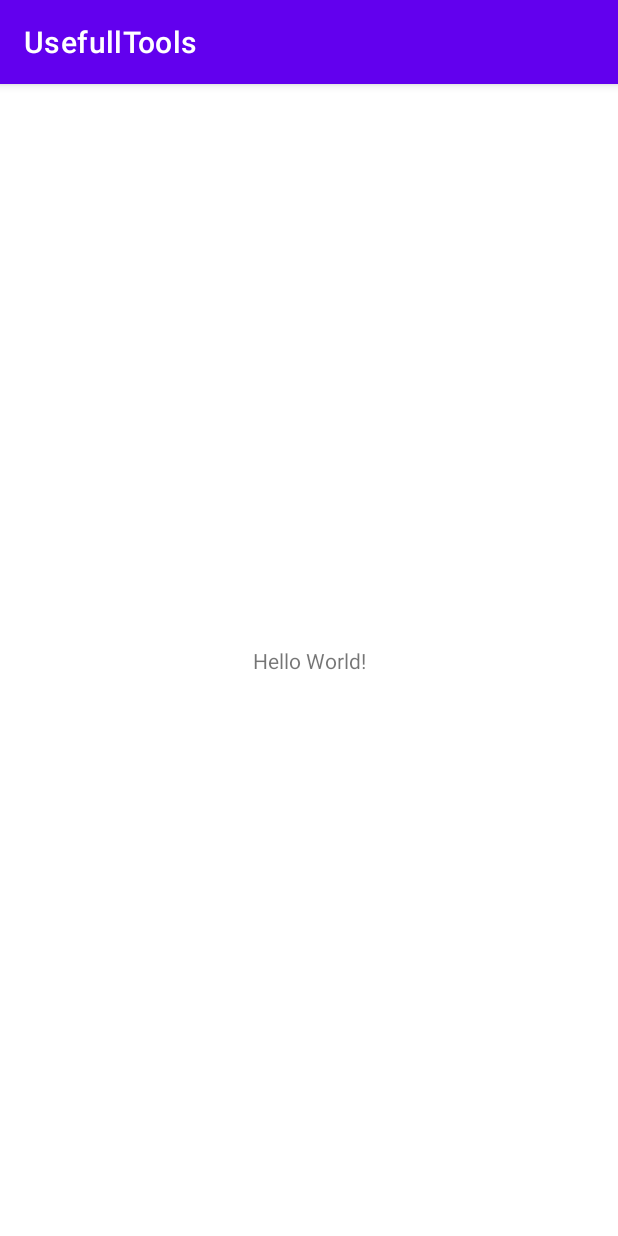
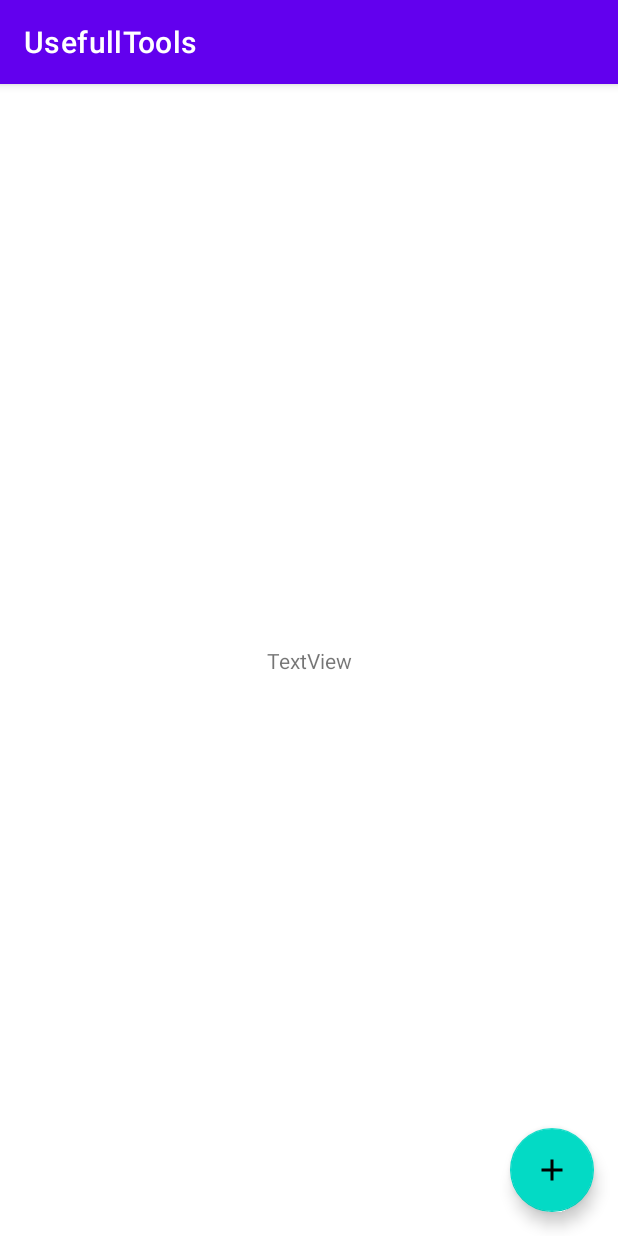
Before and after one commit to KhalidMuvahid/AndroidLessonsByJava, an Android app: the screen it shows after launch (MainActivity), on a phone screen of 412 x 824 dp. Run offline under Robolectric (Android 15) with nearby library versions, the phone set to English and light mode, and no system bars.

Commit message:
Learned FusedLocation getLastLocation

```diff
--- a/UsefullTools/app/build.gradle
+++ b/UsefullTools/app/build.gradle
@@ -36,4 +36,6 @@ dependencies {
     testImplementation 'junit:junit:4.13.2'
     androidTestImplementation 'androidx.test.ext:junit:1.1.4'
     androidTestImplementation 'androidx.test.espresso:espresso-core:3.5.0'
+    implementation 'com.google.android.gms:play-services-location:17.0.0'
+
 }
--- a/UsefullTools/app/src/main/AndroidManifest.xml
+++ b/UsefullTools/app/src/main/AndroidManifest.xml
@@ -1,6 +1,9 @@
 <?xml version="1.0" encoding="utf-8"?>
 <manifest xmlns:android="http://schemas.android.com/apk/res/android"
     xmlns:tools="http://schemas.android.com/tools">
+
+    <uses-permission android:name="android.permission.ACCESS_COARSE_LOCATION"/>
+    <uses-permission android:name="android.permission.ACCESS_FINE_LOCATION"/>
 
     <application
         android:allowBackup="true"
--- a/UsefullTools/app/src/main/java/com/example/usefulltools/MainActivity.java
+++ b/UsefullTools/app/src/main/java/com/example/usefulltools/MainActivity.java
@@ -1,14 +1,80 @@
 package com.example.usefulltools;
 
+import androidx.annotation.NonNull;
 import androidx.appcompat.app.AppCompatActivity;
+import androidx.core.app.ActivityCompat;
+import androidx.core.content.ContextCompat;
 
+import android.Manifest;
+import android.content.pm.PackageManager;
+import android.location.Location;
 import android.os.Bundle;
+import android.view.View;
+import android.widget.TextView;
+import android.widget.Toast;
+
+import com.google.android.gms.location.FusedLocationProviderClient;
+import com.google.android.gms.location.LocationServices;
+import com.google.android.gms.tasks.OnSuccessListener;
+import com.google.android.material.floatingactionbutton.FloatingActionButton;
 
 public class MainActivity extends AppCompatActivity {
+
+    private FusedLocationProviderClient fusedLocationProviderClient;
+    private static final int MY_PERMISSIONS_REQUEST_FINE_LOCATION = 5;
+    TextView textView;
 
     @Override
     protected void onCreate(Bundle savedInstanceState) {
         super.onCreate(savedInstanceState);
         setContentView(R.layout.activity_main);
+        textView = findViewById(R.id.textView);
+        fusedLocationProviderClient = LocationServices.getFusedLocationProviderClient(this);
+
+        FloatingActionButton fab = findViewById(R.id.fab);
+
+        fab.setOnClickListener(new View.OnClickListener() {
+            @Override
+            public void onClick(View v) {
+                getLastLocation();
+            }
+        });
+
+
+    }
+
+    public void getLastLocation() {
+        if (ContextCompat.checkSelfPermission(this,Manifest.permission.ACCESS_FINE_LOCATION) ==  PackageManager.PERMISSION_GRANTED){
+            fusedLocationProviderClient.getLastLocation()
+                    .addOnSuccessListener(this, new OnSuccessListener<Location>() {
+                        @Override
+                        public void onSuccess(Location location) {
+                            if (location != null){
+                                System.out.println(location.getLatitude());
+                                textView.setText(""+location.getLatitude());
+                            }
+                        }
+                    });
+
+        }else {
+            ActivityCompat.requestPermissions(MainActivity.this,new String[]{Manifest.permission.ACCESS_FINE_LOCATION},MY_PERMISSIONS_REQUEST_FINE_LOCATION);
+        }
+
+
+    }
+
+
+
+    @Override
+    public void onRequestPermissionsResult(int requestCode,String[] permissions,int[] grantResults) {
+        super.onRequestPermissionsResult(requestCode, permissions, grantResults);
+        switch (requestCode) {
+            case MY_PERMISSIONS_REQUEST_FINE_LOCATION:
+                if (grantResults.length > 0 && grantResults[0] == PackageManager.PERMISSION_GRANTED) {
+                    getLastLocation();
+                } else {
+                    Toast.makeText(this, "This feature is not available because you deny the permissions", Toast.LENGTH_LONG).show();
+                }
+        }
     }
 }
--- /dev/null
+++ b/UsefullTools/app/src/main/res/drawable/ic_baseline_add_24.xml
@@ -0,0 +1,5 @@
+<vector android:height="24dp" android:tint="#000000"
+    android:viewportHeight="24" android:viewportWidth="24"
+    android:width="24dp" xmlns:android="http://schemas.android.com/apk/res/android">
+    <path android:fillColor="@android:color/white" android:pathData="M19,13h-6v6h-2v-6H5v-2h6V5h2v6h6v2z"/>
+</vector>
--- a/UsefullTools/app/src/main/res/layout/activity_main.xml
+++ b/UsefullTools/app/src/main/res/layout/activity_main.xml
@@ -6,10 +6,21 @@
     android:layout_height="match_parent"
     tools:context=".MainActivity">
 
-    <TextView
+    <com.google.android.material.floatingactionbutton.FloatingActionButton
+        android:id="@+id/fab"
         android:layout_width="wrap_content"
         android:layout_height="wrap_content"
-        android:text="Hello World!"
+        android:src="@drawable/ic_baseline_add_24"
+        android:layout_marginEnd="16dp"
+        android:layout_marginBottom="16dp"
+        app:layout_constraintBottom_toBottomOf="parent"
+        app:layout_constraintEnd_toEndOf="parent"/>
+
+    <TextView
+        android:id="@+id/textView"
+        android:layout_width="wrap_content"
+        android:layout_height="wrap_content"
+        android:text="TextView"
         app:layout_constraintBottom_toBottomOf="parent"
         app:layout_constraintEnd_toEndOf="parent"
         app:layout_constraintStart_toStartOf="parent"
```
